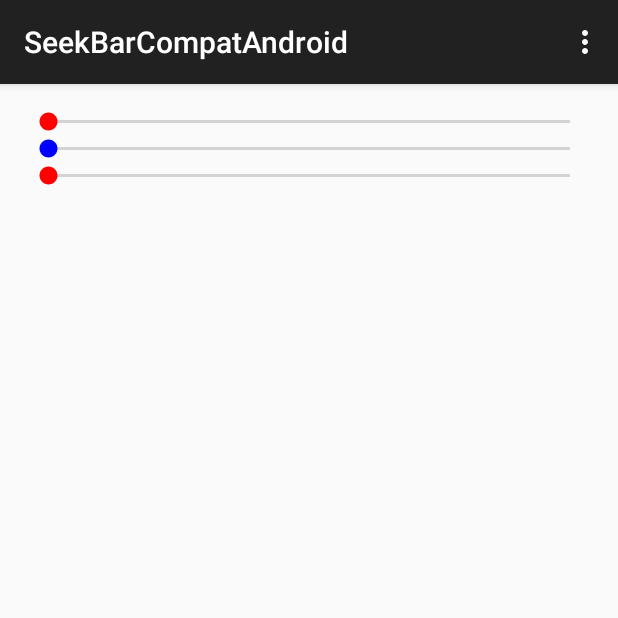
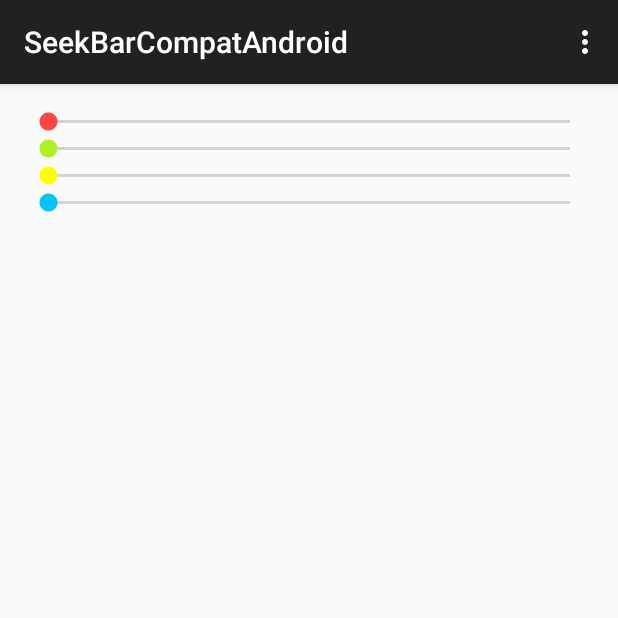
Before and after one commit to ahmedrizwan/SeekBarCompat, an Android app: the screen it shows after launch (MainActivity), on a phone screen of 412 x 824 dp, the top half of it. Run offline under Robolectric (Android 15) with nearby library versions, the phone set to English and light mode, and no system bars.

Commit message:
Add image of seekBars Change size of thumb to match that of Lollipop

```diff
--- a/app/src/main/java/app/minimize/com/seekbarcompatandroid/MainActivity.java
+++ b/app/src/main/java/app/minimize/com/seekbarcompatandroid/MainActivity.java
@@ -1,12 +1,9 @@
 package app.minimize.com.seekbarcompatandroid;
 
-import android.graphics.Color;
 import android.os.Bundle;
 import android.support.v7.app.AppCompatActivity;
 import android.view.Menu;
 import android.view.MenuItem;
-import android.view.View;
-import android.widget.LinearLayout;
 
 import app.minimize.com.seek_bar_compat.SeekBarCompat;
 
@@ -18,18 +15,14 @@ public class MainActivity extends AppCompatActivity {
         setContentView(R.layout.activity_main);
 
         SeekBarCompat seekBarCompat = (SeekBarCompat) findViewById(R.id.materialSeekBar);
-        seekBarCompat.setThumbColor(Color.RED);
-        seekBarCompat.setProgressColor(Color.CYAN);
 
         SeekBarCompat seekBarCompatTwo = (SeekBarCompat) findViewById(R.id.materialSeekBarTwo);
-        seekBarCompatTwo.setThumbColor(Color.BLUE);
-        seekBarCompatTwo.setProgressColor(Color.GREEN);
 
 
-        SeekBarCompat seekBarCompatCode = (SeekBarCompat) View.inflate(this, R.layout.seekbar_compat, null);
-        seekBarCompatCode.setThumbColor(Color.RED);
-        ((LinearLayout) findViewById(R.id.container)).addView(seekBarCompatCode);
-
+//        Inflating a seekBar and adding it to layout
+//        SeekBarCompat seekBarCompatCode = (SeekBarCompat) View.inflate(this, R.layout.seekbar_compat, null);
+//        seekBarCompatCode.setThumbColor(Color.RED);
+//        ((LinearLayout) findViewById(R.id.container)).addView(seekBarCompatCode);
 
     }
 
--- a/app/src/main/res/layout/activity_main.xml
+++ b/app/src/main/res/layout/activity_main.xml
@@ -29,4 +29,20 @@
         app:progressColor="#FF4444"
      />
 
+    <app.minimize.com.seek_bar_compat.SeekBarCompat
+        android:layout_width="match_parent"
+        android:layout_height="wrap_content"
+        android:maxHeight="300sp"
+        app:thumbColor="#fcff00"
+        app:progressColor="#ff6e00"
+        />
+
+    <app.minimize.com.seek_bar_compat.SeekBarCompat
+        android:layout_width="match_parent"
+        android:layout_height="wrap_content"
+        android:maxHeight="300sp"
+        app:thumbColor="#00c4ff"
+        app:progressColor="#11ff69"
+        />
+
 </LinearLayout>
--- a/seekbar-compat/src/main/java/app/minimize/com/seek_bar_compat/SeekBarCompat.java
+++ b/seekbar-compat/src/main/java/app/minimize/com/seek_bar_compat/SeekBarCompat.java
@@ -227,9 +227,7 @@ public class SeekBarCompat extends SeekBar implements View.OnTouchListener {
                 break;
 
             case MotionEvent.ACTION_UP:
-                expandThumb(getHeight());
-                mThumb.setColorFilter(mThumbColor, PorterDuff.Mode.MULTIPLY);
-                setThumb(mThumb);
+                updateThumb(mThumbColor);
                 break;
         }
 
@@ -269,8 +267,10 @@ public class SeekBarCompat extends SeekBar implements View.OnTouchListener {
      * @param thumbColor color
      */
     private void updateThumb(final int thumbColor){
+        int h = (int) (mThumb.getIntrinsicHeight()*0.6); //scale the size of thumb to 1.1
         Bitmap bmpOrg = ((BitmapDrawable) mThumb).getBitmap();
-        Drawable newThumb = new BitmapDrawable(getResources(), bmpOrg);
+        Bitmap bmpScaled = Bitmap.createScaledBitmap(bmpOrg, h, h, true); //height=width
+        Drawable newThumb = new BitmapDrawable(getResources(), bmpScaled);
         newThumb.setBounds(0, 0, newThumb.getIntrinsicWidth(), newThumb.getIntrinsicHeight());
         setThumb(newThumb);
         getThumb().setColorFilter(thumbColor, PorterDuff.Mode.MULTIPLY);
```
Also changed, not shown: app/src/main/res/drawable/seekbar.png (added), 1 other file.
